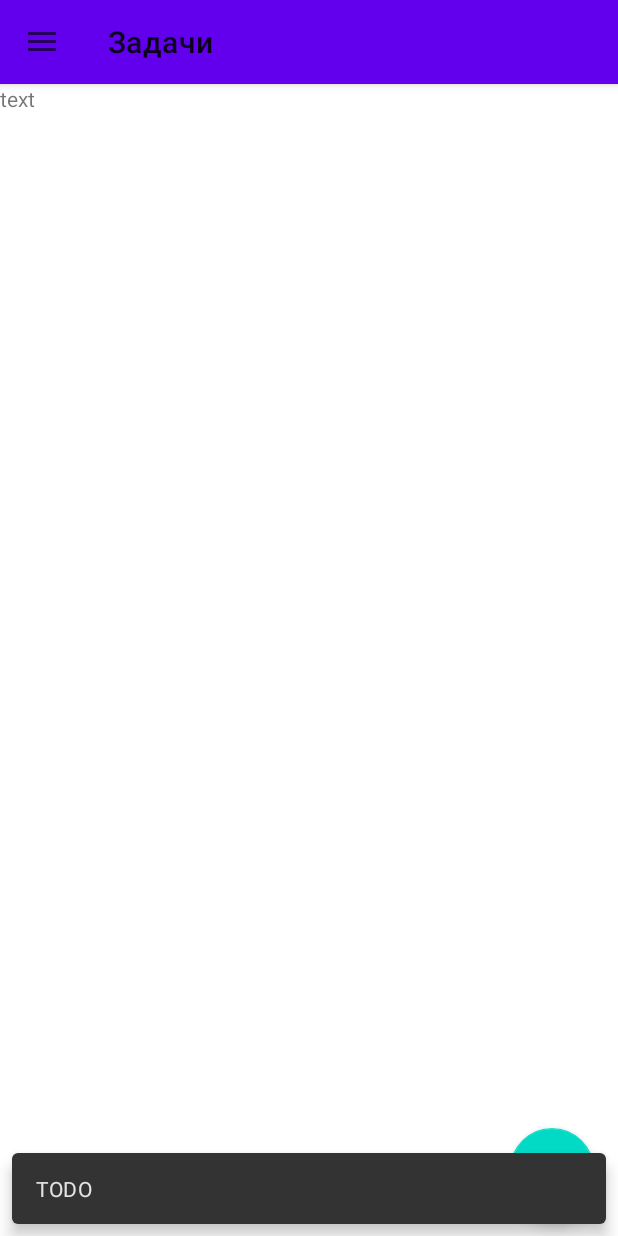
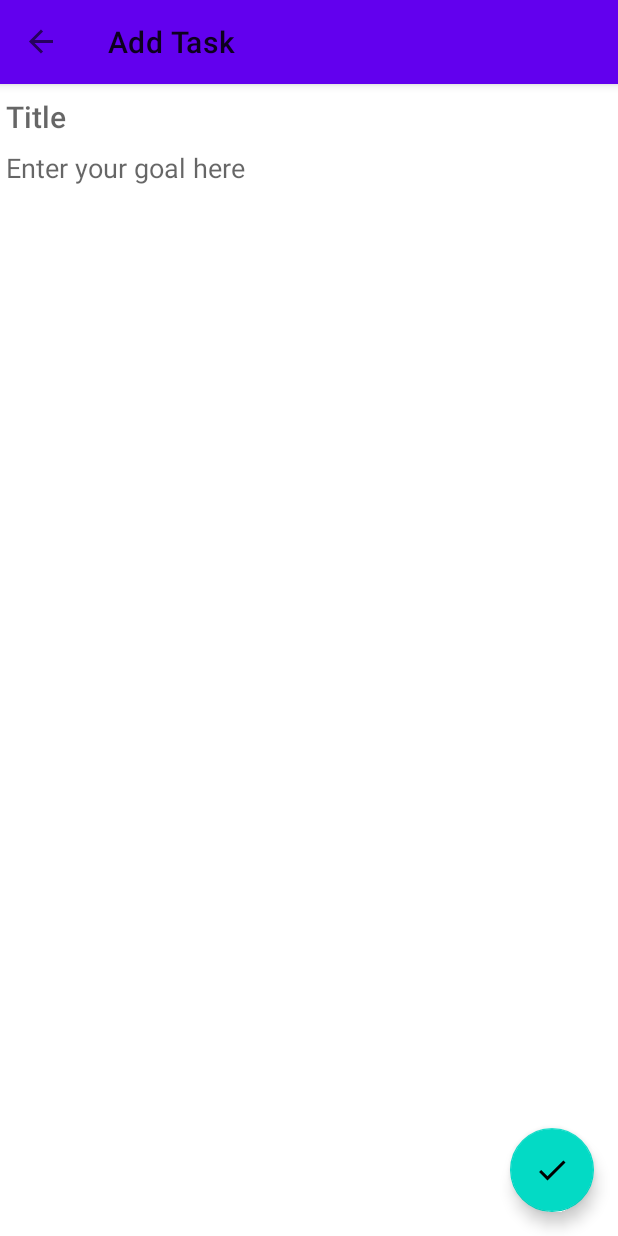
Before and after one commit to PasararAndrey/ToDo, an Android app: the screen it shows after launch (MainActivity), after a tap on "fab", on a phone screen of 412 x 824 dp. Run offline under Robolectric (Android 15) with nearby library versions, the phone set to English and light mode, and no system bars; our stand-ins replace navigation-ui.

Commit message:
Добавлена разметка для добавления задачи. Добавлен fab на экран добавления задачи - другая иконка, поднимается вместе с клавиатурой

```diff
--- a/app/build.gradle.kts
+++ b/app/build.gradle.kts
@@ -1,6 +1,7 @@
 plugins {
     id("com.android.application")
     id("kotlin-android")
+    id("androidx.navigation.safeargs.kotlin")
 }
 
 android {
@@ -16,7 +17,6 @@ android {
 
         testInstrumentationRunner = "androidx.test.runner.AndroidJUnitRunner"
     }
-
     buildTypes {
         release {
             isMinifyEnabled = false
@@ -33,14 +33,12 @@ android {
     kotlinOptions {
         jvmTarget = "1.8"
     }
-
     buildFeatures {
         viewBinding = true
     }
 }
 
 dependencies {
-
     implementation("androidx.core:core-ktx:1.6.0")
     implementation("androidx.appcompat:appcompat:1.3.0")
     implementation("com.google.android.material:material:1.4.0")
@@ -49,6 +47,7 @@ dependencies {
     implementation ("androidx.lifecycle:lifecycle-viewmodel-ktx:2.3.1")
     implementation ("androidx.navigation:navigation-fragment-ktx:2.3.5")
     implementation ("androidx.navigation:navigation-ui-ktx:2.3.5")
+    implementation("androidx.legacy:legacy-support-v4:1.0.0")
     testImplementation("junit:junit:")
     androidTestImplementation("androidx.test.ext:junit:1.1.3")
     androidTestImplementation("androidx.test.espresso:espresso-core:3.4.0")
--- a/app/src/main/AndroidManifest.xml
+++ b/app/src/main/AndroidManifest.xml
@@ -13,7 +13,7 @@
             android:name=".MainActivity"
             android:exported="true"
             android:theme="@style/Theme.ToDo.NoActionBar"
-            >
+            android:windowSoftInputMode="adjustResize">
             <intent-filter>
                 <action android:name="android.intent.action.MAIN" />
 
--- a/app/src/main/java/com/example/todo/MainActivity.kt
+++ b/app/src/main/java/com/example/todo/MainActivity.kt
@@ -22,13 +22,6 @@ class MainActivity : AppCompatActivity() {
         setContentView(binding.root)
         setSupportActionBar(binding.appBarMain.toolbarMain)
 
-        val fab = binding.appBarMain.fab
-        fab.setOnClickListener {
-            Snackbar.make(
-                this, binding.root, "TODO", Snackbar.LENGTH_SHORT
-            ).show()
-        }
-
         val drawerLayout: DrawerLayout = binding.drawerLayout
         val navView: NavigationView = binding.navView
         val navHostFragment = supportFragmentManager.findFragmentById(R.id.nav_host_fragment_main)
--- /dev/null
+++ b/app/src/main/java/com/example/todo/ui/fragments/AddTaskFragment.kt
@@ -0,0 +1,30 @@
+package com.example.todo.ui.fragments
+
+import android.os.Bundle
+import android.view.LayoutInflater
+import android.view.View
+import android.view.ViewGroup
+import androidx.fragment.app.Fragment
+import com.example.todo.databinding.FragmentAddTaskBinding
+
+class AddTaskFragment : Fragment() {
+
+    private var _binding: FragmentAddTaskBinding? = null
+    val binding get() = _binding!!
+
+    override fun onCreateView(
+        inflater: LayoutInflater, container: ViewGroup?,
+        savedInstanceState: Bundle?
+    ): View? {
+        _binding = FragmentAddTaskBinding.inflate(inflater, container, false)
+        return binding.root
+    }
+
+    override fun onViewCreated(view: View, savedInstanceState: Bundle?) {
+        super.onViewCreated(view, savedInstanceState)
+    }
+    override fun onDestroy() {
+        super.onDestroy()
+        _binding = null
+    }
+}
--- a/app/src/main/java/com/example/todo/ui/tasks/AllTasksFragment.kt
+++ b/app/src/main/java/com/example/todo/ui/fragments/AllTasksFragment.kt
@@ -1,10 +1,11 @@
-package com.example.todo.ui.tasks
+package com.example.todo.ui.fragments
 
 import android.os.Bundle
 import android.view.LayoutInflater
 import android.view.View
 import android.view.ViewGroup
 import androidx.fragment.app.Fragment
+import androidx.navigation.fragment.findNavController
 import com.example.todo.databinding.FragmentAllTasksBinding
 
 class AllTasksFragment : Fragment() {
@@ -22,6 +23,17 @@ class AllTasksFragment : Fragment() {
         return root
     }
 
+    override fun onViewCreated(view: View, savedInstanceState: Bundle?) {
+        super.onViewCreated(view, savedInstanceState)
+        val fab = binding.fab
+        fab.setOnClickListener {
+            val action = AllTasksFragmentDirections
+                .actionNavAllTasksToAddTaskFragment()
+            findNavController().navigate(action)
+        }
+
+    }
+
     override fun onDestroy() {
         super.onDestroy()
         _binding = null
--- /dev/null
+++ b/app/src/main/res/drawable/fab_done.xml
@@ -0,0 +1,5 @@
+<vector android:height="24dp" android:tint="#FFFFFF"
+    android:viewportHeight="24" android:viewportWidth="24"
+    android:width="24dp" xmlns:android="http://schemas.android.com/apk/res/android">
+    <path android:fillColor="@android:color/white" android:pathData="M9,16.2L4.8,12l-1.4,1.4L9,19 21,7l-1.4,-1.4L9,16.2z"/>
+</vector>
--- a/app/src/main/res/layout/app_bar_main.xml
+++ b/app/src/main/res/layout/app_bar_main.xml
@@ -20,13 +20,5 @@
 
     <include layout="@layout/content_main" />
 
-    <com.google.android.material.floatingactionbutton.FloatingActionButton
-        android:id="@+id/fab"
-        android:layout_width="wrap_content"
-        android:layout_height="wrap_content"
-        android:layout_gravity="end|bottom"
-        android:layout_margin="@dimen/fab_margin"
-        android:contentDescription="@string/fab"
-        android:src="@drawable/fab_icon"
-        app:fabSize="normal" />
+
 </androidx.coordinatorlayout.widget.CoordinatorLayout>
--- /dev/null
+++ b/app/src/main/res/layout/fragment_add_task.xml
@@ -0,0 +1,50 @@
+<?xml version="1.0" encoding="utf-8"?>
+<androidx.coordinatorlayout.widget.CoordinatorLayout xmlns:android="http://schemas.android.com/apk/res/android"
+    xmlns:app="http://schemas.android.com/apk/res-auto"
+    xmlns:tools="http://schemas.android.com/tools"
+    android:layout_width="match_parent"
+    android:layout_height="match_parent"
+    android:fitsSystemWindows="true"
+    tools:context=".ui.fragments.AddTaskFragment">
+
+    <LinearLayout
+        android:layout_width="match_parent"
+        android:layout_height="match_parent"
+        android:layout_marginStart="@dimen/add_task_layout_margin"
+        android:layout_marginEnd="@dimen/add_task_layout_margin"
+        android:orientation="vertical">
+
+        <EditText
+            android:id="@+id/add_task_title_et"
+            android:layout_width="match_parent"
+            android:layout_height="wrap_content"
+            android:layout_marginTop="@dimen/add_task_et_margin_top"
+            android:background="@android:color/transparent"
+            android:hint="@string/add_title_hint"
+            android:importantForAutofill="no"
+            android:inputType="text"
+            android:maxLines="1"
+            android:textAppearance="@style/TextAppearance.AppCompat.Title" />
+
+        <EditText
+            android:id="@+id/add_task_goal_et"
+            android:layout_width="match_parent"
+            android:layout_height="360dp"
+            android:layout_marginTop="@dimen/add_task_et_margin_top"
+            android:background="@android:color/transparent"
+            android:gravity="top"
+            android:hint="@string/add_goal_hint"
+            android:importantForAutofill="no"
+            android:inputType="text" />
+    </LinearLayout>
+
+    <com.google.android.material.floatingactionbutton.FloatingActionButton
+        android:id="@+id/fab"
+        android:layout_width="wrap_content"
+        android:layout_height="wrap_content"
+        android:layout_gravity="end|bottom"
+        android:layout_margin="@dimen/fab_margin"
+        android:contentDescription="@string/fab"
+        android:src="@drawable/fab_done"
+        app:fabSize="normal" />
+</androidx.coordinatorlayout.widget.CoordinatorLayout>
--- a/app/src/main/res/layout/fragment_all_tasks.xml
+++ b/app/src/main/res/layout/fragment_all_tasks.xml
@@ -1,15 +1,17 @@
 <?xml version="1.0" encoding="utf-8"?>
-<androidx.constraintlayout.widget.ConstraintLayout xmlns:android="http://schemas.android.com/apk/res/android"
+<androidx.coordinatorlayout.widget.CoordinatorLayout xmlns:android="http://schemas.android.com/apk/res/android"
+    xmlns:app="http://schemas.android.com/apk/res-auto"
     android:layout_width="match_parent"
-    android:layout_height="match_parent"
-    xmlns:app="http://schemas.android.com/apk/res-auto">
+    android:layout_height="match_parent">
 
-    <TextView
+
+    <com.google.android.material.floatingactionbutton.FloatingActionButton
+        android:id="@+id/fab"
         android:layout_width="wrap_content"
         android:layout_height="wrap_content"
-        app:layout_constraintStart_toStartOf="parent"
-        app:layout_constraintTop_toTopOf="parent"
-        android:text="text"
-        />
-
-</androidx.constraintlayout.widget.ConstraintLayout>
+        android:layout_gravity="end|bottom"
+        android:layout_margin="@dimen/fab_margin"
+        android:contentDescription="@string/fab"
+        android:src="@drawable/fab_add"
+        app:fabSize="normal" />
+</androidx.coordinatorlayout.widget.CoordinatorLayout>
--- a/app/src/main/res/navigation/nav_graph.xml
+++ b/app/src/main/res/navigation/nav_graph.xml
@@ -7,7 +7,20 @@
 
     <fragment
         android:id="@+id/nav_all_tasks"
-        android:name="com.example.todo.ui.tasks.AllTasksFragment"
+        android:name="com.example.todo.ui.fragments.AllTasksFragment"
         android:label="@string/nav_all_tasks_label"
-        tools:layout="@layout/fragment_all_tasks" />
+        tools:layout="@layout/fragment_all_tasks" >
+        <action
+            android:id="@+id/action_nav_all_tasks_to_addTaskFragment"
+            app:destination="@id/nav_add_task" />
+    </fragment>
+    <fragment
+        android:id="@+id/nav_add_task"
+        android:name="com.example.todo.ui.fragments.AddTaskFragment"
+        android:label="@string/add_task"
+        tools:layout="@layout/fragment_add_task" >
+        <action
+            android:id="@+id/action_addTaskFragment_to_nav_all_tasks"
+            app:destination="@id/nav_all_tasks" />
+    </fragment>
 </navigation>
--- a/app/src/main/res/values/dimens.xml
+++ b/app/src/main/res/values/dimens.xml
@@ -2,4 +2,6 @@
 <resources>
     <dimen name="fab_margin">16dp</dimen>
     <dimen name="nav_header_height">168dp</dimen>
+    <dimen name="add_task_et_margin_top">8dp</dimen>
+    <dimen name="add_task_layout_margin">4dp</dimen>
 </resources>
--- a/app/src/main/res/values/strings.xml
+++ b/app/src/main/res/values/strings.xml
@@ -1,5 +1,8 @@
 <resources>
     <string name="app_name">ToDo</string>
-    <string name="nav_all_tasks_label">Задачи</string>
+    <string name="nav_all_tasks_label">Tasks</string>
     <string name="fab">fab</string>
+    <string name="add_title_hint">Title</string>
+    <string name="add_goal_hint">Enter your goal here</string>
+    <string name="add_task">Add Task</string>
 </resources>
--- a/build.gradle.kts
+++ b/build.gradle.kts
@@ -7,6 +7,7 @@ buildscript {
     dependencies {
         classpath("com.android.tools.build:gradle:7.0.0-beta05")
         classpath("org.jetbrains.kotlin:kotlin-gradle-plugin:1.5.20")
+        classpath("androidx.navigation:navigation-safe-args-gradle-plugin:2.3.5")
 
         // NOTE: Do not place your application dependencies here; they belong
         // in the individual module build.gradle.kts files
```
Also changed, not shown: app/src/main/res/drawable/fab_add.xml (renamed from app/src/main/res/drawable/fab_icon.xml).
